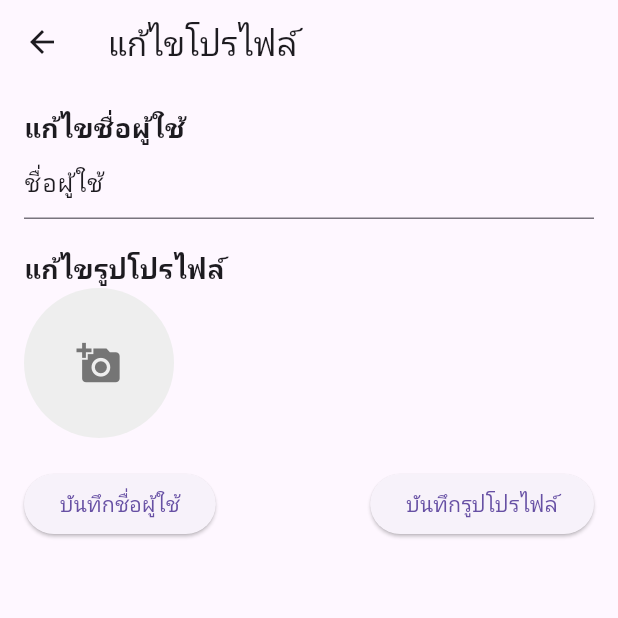
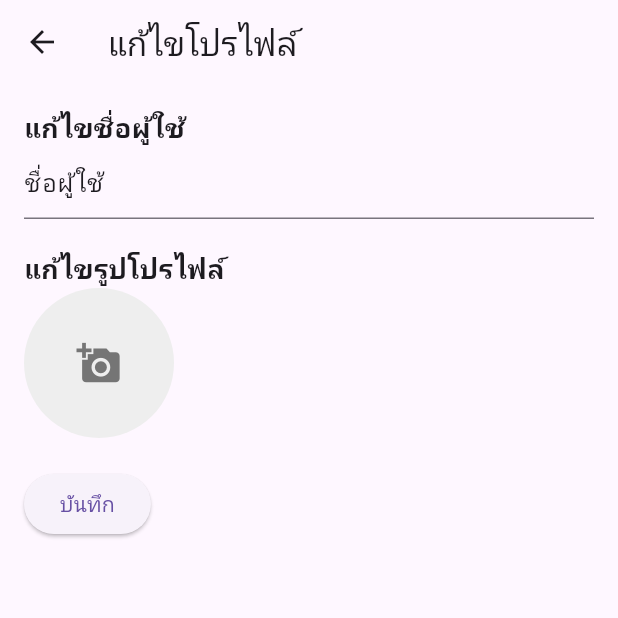
Before and after one commit to Partykub/application_exchange, a Flutter app: the EditProfile screen opened directly with empty values, on a phone screen of 412 x 824 dp, the top half of it. Run offline on Flutter 3.47's test engine with Material 3 defaults, Android fonts, the phone set to English and light mode, and no system bars; our stand-ins replace cloud_firestore, firebase_auth, firebase_core, firebase_storage, google_sign_in, image_picker; accounts and stored records are empty.

Commit message:
3nd commit. edit button edit img profile

```diff
--- a/lib/main.dart
+++ b/lib/main.dart
@@ -1,6 +1,5 @@
 import 'package:exchange/firebase_options.dart';
 import 'package:exchange/screen/authLogin/login_main.dart';
-import 'package:exchange/screen/main_page.dart';
 import 'package:firebase_core/firebase_core.dart';
 import 'package:flutter/material.dart';
 import 'package:flutter/services.dart';
--- a/lib/screen/profile/edit_profile.dart
+++ b/lib/screen/profile/edit_profile.dart
@@ -168,12 +168,11 @@ class _EditProfileState extends State<EditProfile> {
               mainAxisAlignment: MainAxisAlignment.spaceBetween,
               children: [
                 ElevatedButton(
-                  onPressed: _updateUserName,
-                  child: Text('บันทึกชื่อผู้ใช้'),
-                ),
-                ElevatedButton(
-                  onPressed: _updateProfileImage,
-                  child: Text('บันทึกรูปโปรไฟล์'),
+                  onPressed: () {
+                    _updateUserName();
+                    _updateProfileImage();
+                  },
+                  child: Text('บันทึก'),
                 ),
               ],
             ),
```
